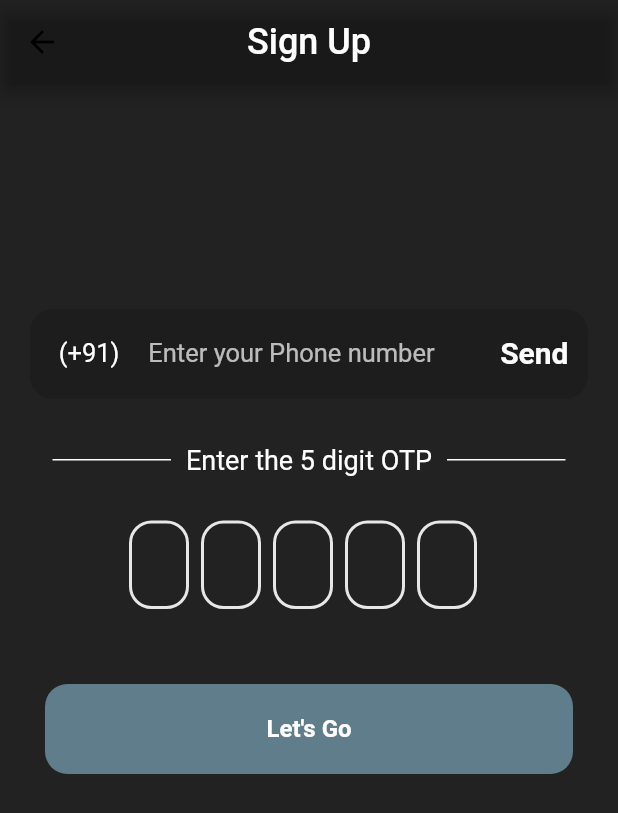
After one commit to mohammedsafvan/todo_firebase, a Flutter app: the PhoneAuthPage screen opened directly, on a phone screen of 412 x 824 dp. The commit adds this screen. Shown: the top 813 px of the screen. Run offline on Flutter 3.47's test engine with Material 2 defaults, Android fonts, the phone set to English and light mode, and no system bars; drawn by our look-alikes of flutter_otp_text_field; our stand-ins replace firebase_auth, firebase_core, flutter_secure_storage, flutter_svg, google_sign_in; accounts and stored records are empty.

Commit message:
phone auth ui completed

```diff
--- a/lib/main.dart
+++ b/lib/main.dart
@@ -42,7 +42,8 @@ class _MyAppState extends State<MyApp> {
   Widget build(BuildContext context) {
     return MaterialApp(
       debugShowCheckedModeBanner: false,
-      title: 'Flutter Demo',
+      title: 'Todo firebase',
+      theme: ThemeData(primarySwatch: Colors.grey),
       home: currentPage,
     );
   }
--- /dev/null
+++ b/lib/pages/phone_auth_page.dart
@@ -0,0 +1,196 @@
+import 'dart:async';
+
+import 'package:flutter/material.dart';
+import 'package:flutter_otp_text_field/flutter_otp_text_field.dart';
+// import 'package:otp_text_field/otp_text_field.dart';
+// import 'package:otp_text_field/style.dart';
+
+class PhoneAuthPage extends StatefulWidget {
+  const PhoneAuthPage({Key? key}) : super(key: key);
+
+  @override
+  State<PhoneAuthPage> createState() => _PhoneAuthPageState();
+}
+
+class _PhoneAuthPageState extends State<PhoneAuthPage> {
+  int start = 30;
+  bool wait = false;
+  bool msgVisibility = false;
+  String sendText = 'Send';
+
+  @override
+  Widget build(BuildContext context) {
+    return Scaffold(
+      backgroundColor: Colors.black87,
+      appBar: AppBar(
+        backgroundColor: Colors.transparent,
+        title: Text(
+          'Sign Up',
+          style: TextStyle(fontSize: 24, color: Colors.white),
+        ),
+        centerTitle: true,
+      ),
+      body: SizedBox(
+        height: MediaQuery.of(context).size.height,
+        width: MediaQuery.of(context).size.width,
+        child: SingleChildScrollView(
+          child: Column(
+            children: [
+              SizedBox(height: 150),
+              textItem(context),
+              SizedBox(height: 30),
+              SizedBox(
+                width: MediaQuery.of(context).size.width - 50,
+                child: Row(
+                  children: [
+                    Expanded(
+                      child: Container(
+                        margin: EdgeInsets.symmetric(horizontal: 10),
+                        color: Colors.white,
+                        height: 1,
+                      ),
+                    ),
+                    Text(
+                      'Enter the 5 digit OTP',
+                      style: TextStyle(color: Colors.white, fontSize: 18),
+                    ),
+                    Expanded(
+                      child: Container(
+                        margin: EdgeInsets.symmetric(horizontal: 10),
+                        color: Colors.white,
+                        height: 1,
+                      ),
+                    ),
+                  ],
+                ),
+              ),
+              SizedBox(height: 30),
+              otpField(context),
+              SizedBox(height: 30),
+              Visibility(
+                visible: msgVisibility,
+                child: RichText(
+                  text: TextSpan(
+                    children: [
+                      TextSpan(
+                        text: 'Send OTP again in ',
+                        style: TextStyle(
+                            color: Colors.yellowAccent[100], fontSize: 16),
+                      ),
+                      TextSpan(
+                        text: '00:$start',
+                        style: TextStyle(
+                            color: Colors.purpleAccent[100], fontSize: 16),
+                      ),
+                      TextSpan(
+                        text: ' sec',
+                        style: TextStyle(
+                            color: Colors.yellowAccent[100], fontSize: 16),
+                      ),
+                    ],
+                  ),
+                ),
+              ),
+              SizedBox(height: 20),
+              Container(
+                height: 60,
+                width: MediaQuery.of(context).size.width - 60,
+                decoration: BoxDecoration(
+                    color: Colors.blueGrey,
+                    borderRadius: BorderRadius.circular(15)),
+                child: Center(
+                  child: Text(
+                    'Let\'s Go',
+                    style: TextStyle(
+                        color: Colors.white,
+                        fontSize: 16,
+                        fontWeight: FontWeight.bold),
+                  ),
+                ),
+              )
+            ],
+          ),
+        ),
+      ),
+    );
+  }
+
+  Widget textItem(BuildContext context) {
+    return Container(
+      width: MediaQuery.of(context).size.width - 40,
+      height: 60,
+      decoration: BoxDecoration(
+        color: Color(0xff1d1d1d),
+        borderRadius: BorderRadius.circular(15),
+      ),
+      child: TextFormField(
+        keyboardType: TextInputType.phone,
+        decoration: InputDecoration(
+            contentPadding: EdgeInsets.symmetric(vertical: 19, horizontal: 8),
+            prefixIcon: Padding(
+              padding:
+                  const EdgeInsets.symmetric(vertical: 14.0, horizontal: 15),
+              child: Text(
+                ' (+91) ',
+                style: TextStyle(fontSize: 17, color: Colors.white),
+              ),
+            ),
+            suffixIcon: wait
+                ? Transform.scale(scale: .5, child: CircularProgressIndicator())
+                : InkWell(
+                    onTap: startTimer,
+                    child: Padding(
+                      padding: const EdgeInsets.symmetric(
+                          vertical: 14.0, horizontal: 13),
+                      child: Text(
+                        sendText,
+                        style: TextStyle(
+                            fontSize: 20,
+                            color: Colors.white,
+                            fontWeight: FontWeight.bold),
+                      ),
+                    ),
+                  ),
+            border: InputBorder.none,
+            hintText: 'Enter your Phone number',
+            hintStyle: TextStyle(fontSize: 17, color: Colors.white70)),
+      ),
+    );
+  }
+
+  void startTimer() {
+    setState(() {
+      wait = true;
+      msgVisibility = true;
+    });
+    const onesec = Duration(seconds: 1);
+    Timer.periodic(onesec, (timer) {
+      if (start <= 0) {
+        setState(() {
+          timer.cancel();
+          wait = false;
+          msgVisibility = false;
+          sendText = 'Resend';
+          start = 30;
+        });
+      } else {
+        if (mounted) {
+          setState(() {
+            start--;
+          });
+        }
+      }
+    });
+  }
+
+  Widget otpField(BuildContext context) {
+    return OtpTextField(
+      numberOfFields: 5,
+      focusedBorderColor: Colors.grey,
+      borderRadius: BorderRadius.circular(15),
+      borderColor: Color(0xFF512DA8),
+      textStyle: TextStyle(color: Colors.white),
+      showFieldAsBox: true,
+    );
+  }
+}
--- a/lib/pages/signin_page.dart
+++ b/lib/pages/signin_page.dart
@@ -1,8 +1,9 @@
 import 'package:firebase_auth/firebase_auth.dart';
 import 'package:flutter/material.dart';
 import 'package:flutter_svg/svg.dart';
+import 'phone_auth_page.dart';
+import 'home_page.dart';
 import 'package:todo_firebase/services/auth_service.dart';
-import 'home_page.dart';
 
 class SignInPage extends StatefulWidget {
   const SignInPage({Key? key}) : super(key: key);
@@ -42,7 +43,9 @@ class _SignInPageState extends State<SignInPage> {
               }),
               const SizedBox(height: 15),
               customButton(
-                  'assets/phone.svg', 'Continue with Phone', 30, () {}),
+                  'assets/phone.svg', 'Continue with Phone', 30, () {Navigator.of(context).push(
+                    MaterialPageRoute(builder: (ctx) => PhoneAuthPage()))
+                    ;}),
               const SizedBox(height: 15),
               const Text(
                 'Or',
--- a/lib/pages/signup_page.dart
+++ b/lib/pages/signup_page.dart
@@ -1,9 +1,10 @@
 import 'package:firebase_auth/firebase_auth.dart';
 import 'package:flutter/material.dart';
 import 'package:flutter_svg/svg.dart';
-import 'package:todo_firebase/services/auth_service.dart';
+import 'phone_auth_page.dart';
 import 'home_page.dart';
 import 'signin_page.dart';
+import 'package:todo_firebase/services/auth_service.dart';
 
 class SignUpPage extends StatefulWidget {
   const SignUpPage({Key? key}) : super(key: key);
@@ -42,8 +43,10 @@ class _SignUpPageState extends State<SignUpPage> {
                 _authClass.googleSignIn(context);
               }),
               const SizedBox(height: 15),
-              customButton(
-                  'assets/phone.svg', 'Continue with Phone', 30, () {}),
+              customButton('assets/phone.svg', 'Continue with Phone', 30, () {
+                Navigator.of(context).push(
+                    MaterialPageRoute(builder: (ctx) =>  PhoneAuthPage()));
+              }),
               const SizedBox(height: 15),
               const Text('Or',
                   style: TextStyle(fontSize: 16, color: Colors.white)),
--- a/pubspec.yaml
+++ b/pubspec.yaml
@@ -15,6 +15,7 @@ dependencies:
   fluttertoast: ^8.0.8
   google_sign_in: ^5.2.1
   flutter_secure_storage: ^4.2.1
+  flutter_otp_text_field: ^1.0.0
 
 dev_dependencies:
   flutter_test:
```
Also changed, not shown: pubspec.lock.
